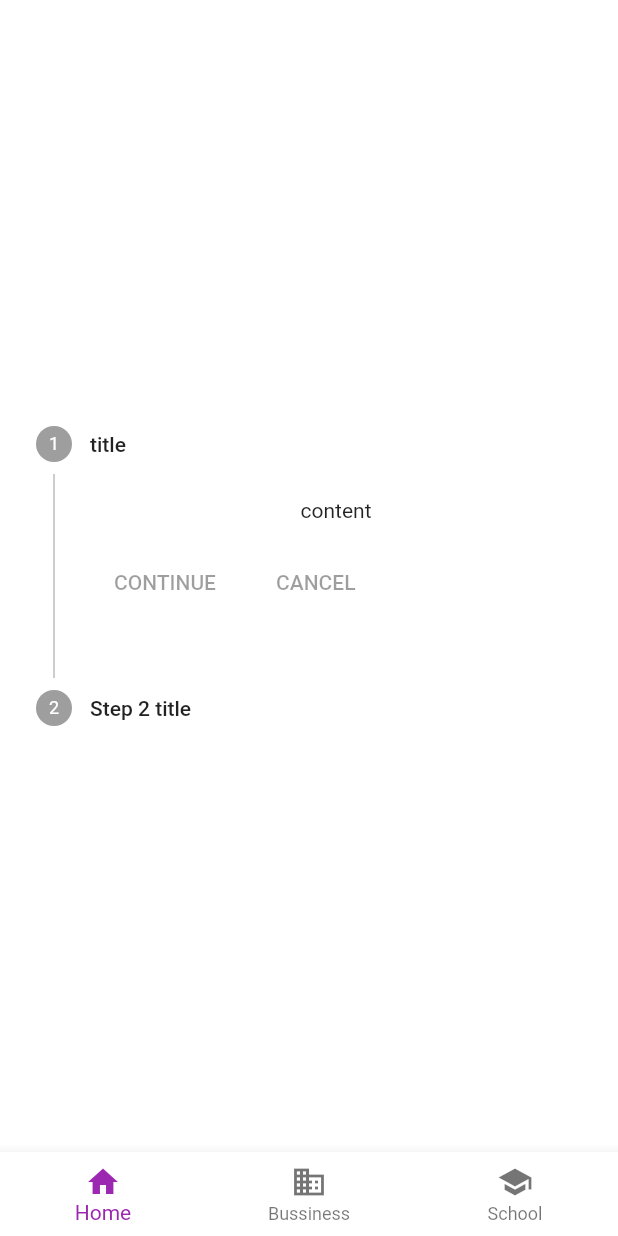
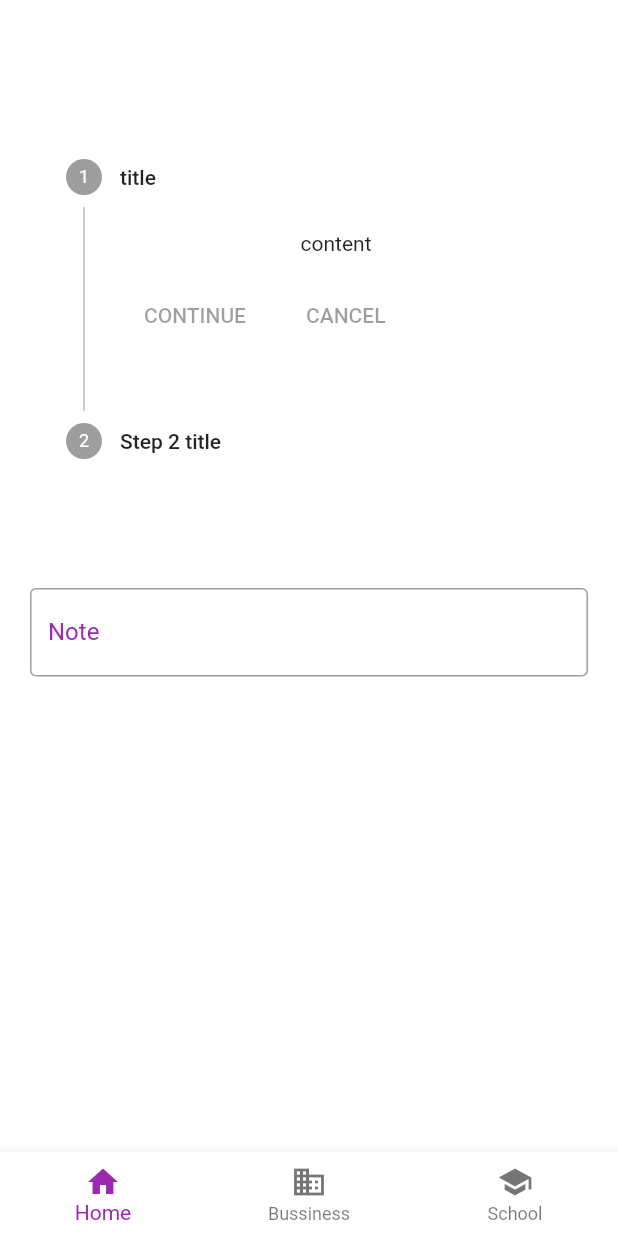
Before and after one commit to sakibcy/Flutter-Features, a Flutter app: the TabHome3dPage screen opened directly, on a phone screen of 412 x 824 dp. Run offline on Flutter 3.47's test engine with Material 2 defaults, Android fonts, the phone set to English and light mode, and no system bars; our stand-ins replace shared_preferences; accounts and stored records are empty.

Commit message:
added Box Decoration, Input Decoration

```diff
--- a/lib/screens/tab_home/tab_home_2nd_page.dart
+++ b/lib/screens/tab_home/tab_home_2nd_page.dart
@@ -39,7 +39,22 @@ class TabHome2ndPage extends StatelessWidget {
               gradient: LinearGradient(colors: [Colors.green, Colors.red])),
         ),
         const SizedBox(height: 20),
-        const RichTextClass()
+        const RichTextClass(),
+        const SizedBox(height: 20),
+        Container(
+          height: 100,
+          width: 100,
+          decoration: const BoxDecoration(
+              color: Colors.red,
+              borderRadius: BorderRadius.all(Radius.circular(20)),
+              boxShadow: [
+                BoxShadow(
+                  color: Colors.grey,
+                  blurRadius: 10.0,
+                  offset: Offset(10.0, 10.0),
+                )
+              ]),
+        )
       ],
     );
   }
--- a/lib/screens/tab_home/tab_home_3rd_page.dart
+++ b/lib/screens/tab_home/tab_home_3rd_page.dart
@@ -9,11 +9,46 @@ class TabHome3dPage extends StatelessWidget {
   @override
   Widget build(BuildContext context) {
     return Scaffold(
-      body: Center(
-        child: Stepper(steps: const [
-          Step(title: Text('title'), content: Center(child: Text('content'))),
-          Step(title: Text('Step 2 title'), content: Text('Step 3 content'))
-        ]),
+      body: Scrollbar(
+        child: CustomScrollView(
+          scrollDirection: Axis.vertical,
+          primary: false,
+          slivers: [
+            SliverPadding(
+              padding: const EdgeInsets.all(20),
+              sliver: SliverGrid.count(
+                crossAxisCount: 1,
+                children: [
+                  Center(
+                    child: Stepper(steps: const [
+                      Step(
+                          title: Text('title'),
+                          content: Center(child: Text('content'))),
+                      Step(
+                          title: Text('Step 2 title'),
+                          content: Text('Step 3 content'))
+                    ]),
+                  ),
+                  const TextField(
+                    keyboardType: TextInputType.text,
+                    style: TextStyle(
+                      color: Colors.red,
+                      fontSize: 16,
+                    ),
+                    decoration: InputDecoration(
+                      // border: UnderlineInputBorder(),
+                      border: OutlineInputBorder(),
+                      labelText: "Note",
+                      labelStyle: TextStyle(
+                        color: Colors.purple,
+                      ),
+                    ),
+                  )
+                ],
+              ),
+            )
+          ],
+        ),
       ),
       bottomNavigationBar: const BottomNavigation(),
     );
```
Also changed, not shown: readmeImages/boxDecoration.png (added).
